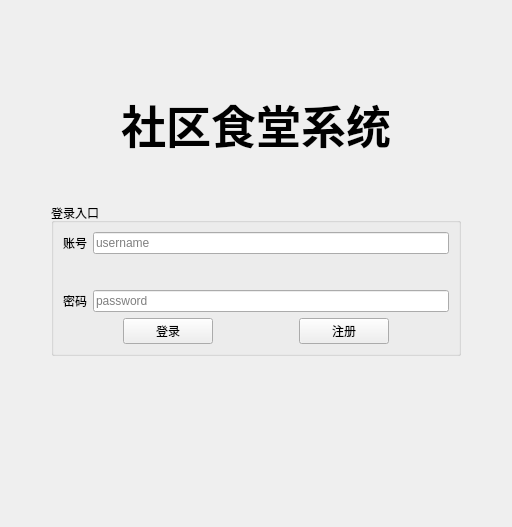
The window that ME/CommunityCanteenSys/Windows/Login_Paper/loginwin.ui (JoyJeeo/-) describes before a commit, drawn with Qt 5.
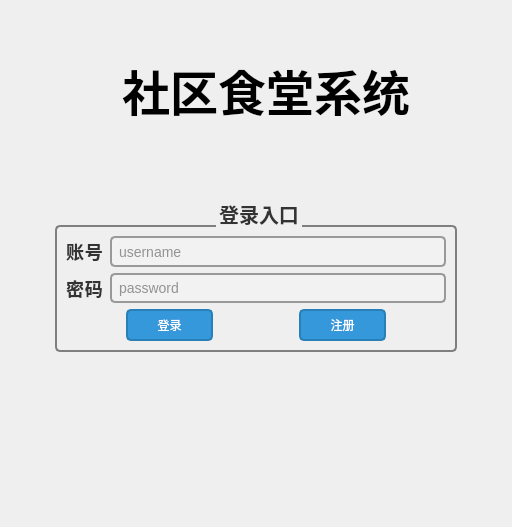
The same window after the commit.

Patch:
```diff
--- a/ME/CommunityCanteenSys/Windows/Login_Paper/loginwin.ui
+++ b/ME/CommunityCanteenSys/Windows/Login_Paper/loginwin.ui
@@ -13,9 +13,18 @@
   <property name="windowTitle">
    <string>Form</string>
   </property>
-  <layout class="QGridLayout" name="gridLayout">
-   <item row="1" column="1">
+  <property name="styleSheet">
+   <string notr="true"/>
+  </property>
     <widget class="QLabel" name="label">
+   <property name="geometry">
+    <rect>
+     <x>110</x>
+     <y>60</y>
+     <width>312</width>
+     <height>60</height>
+    </rect>
+   </property>
      <property name="sizePolicy">
       <sizepolicy hsizetype="Minimum" vsizetype="Fixed">
        <horstretch>0</horstretch>
@@ -24,11 +33,15 @@
      </property>
      <property name="font">
       <font>
-       <pointsize>34</pointsize>
+     <family>Consolas</family>
+     <pointsize>36</pointsize>
        <weight>75</weight>
        <bold>true</bold>
       </font>
      </property>
+   <property name="styleSheet">
+    <string notr="true"/>
+   </property>
      <property name="text">
       <string>社区食堂系统</string>
      </property>
@@ -36,92 +49,57 @@
       <set>Qt::AlignCenter</set>
      </property>
     </widget>
-   </item>
-   <item row="4" column="1">
-    <spacer name="verticalSpacer">
-     <property name="orientation">
-      <enum>Qt::Vertical</enum>
-     </property>
-     <property name="sizeType">
-      <enum>QSizePolicy::Fixed</enum>
-     </property>
-     <property name="sizeHint" stdset="0">
-      <size>
-       <width>50</width>
-       <height>160</height>
-      </size>
-     </property>
-    </spacer>
-   </item>
-   <item row="2" column="1">
-    <spacer name="verticalSpacer_2">
-     <property name="orientation">
-      <enum>Qt::Vertical</enum>
-     </property>
-     <property name="sizeType">
-      <enum>QSizePolicy::Fixed</enum>
-     </property>
-     <property name="sizeHint" stdset="0">
-      <size>
-       <width>20</width>
-       <height>40</height>
-      </size>
-     </property>
-    </spacer>
-   </item>
-   <item row="3" column="0">
-    <spacer name="horizontalSpacer_3">
-     <property name="orientation">
-      <enum>Qt::Horizontal</enum>
-     </property>
-     <property name="sizeType">
-      <enum>QSizePolicy::Fixed</enum>
-     </property>
-     <property name="sizeHint" stdset="0">
-      <size>
-       <width>40</width>
-       <height>20</height>
-      </size>
-     </property>
-    </spacer>
-   </item>
-   <item row="0" column="1">
-    <spacer name="verticalSpacer_3">
-     <property name="orientation">
-      <enum>Qt::Vertical</enum>
-     </property>
-     <property name="sizeType">
-      <enum>QSizePolicy::Fixed</enum>
-     </property>
-     <property name="sizeHint" stdset="0">
-      <size>
-       <width>20</width>
-       <height>80</height>
-      </size>
-     </property>
-    </spacer>
-   </item>
-   <item row="3" column="2">
-    <spacer name="horizontalSpacer_4">
-     <property name="orientation">
-      <enum>Qt::Horizontal</enum>
-     </property>
-     <property name="sizeType">
-      <enum>QSizePolicy::Fixed</enum>
-     </property>
-     <property name="sizeHint" stdset="0">
-      <size>
-       <width>40</width>
-       <height>20</height>
-      </size>
-     </property>
-    </spacer>
-   </item>
-   <item row="3" column="1">
     <widget class="QGroupBox" name="groupBox">
+   <property name="enabled">
+    <bool>true</bool>
+   </property>
+   <property name="geometry">
+    <rect>
+     <x>55</x>
+     <y>200</y>
+     <width>402</width>
+     <height>152</height>
+    </rect>
+   </property>
+   <property name="font">
+    <font>
+     <family>Console</family>
+     <pointsize>-1</pointsize>
+     <weight>62</weight>
+     <bold>true</bold>
+    </font>
+   </property>
+   <property name="styleSheet">
+    <string notr="true">QGroupBox {
+    border: 2px solid #7f7f7f;  /* 设置边框样式和颜色 */
+    border-radius: 5px;  /* 圆角半径 */
+    margin-top: 25px;  /* 顶部外边距 */
+     color: #333333;  /* 字体颜色 */
+    font-family: Console;;  /* 字体 */
+    font-size: 20px;  /* 字体大小 */
+	font-weight: 500;
+	font-bold: true;
+}
+
+QGroupBox::title {
+    subcontrol-origin: margin;
+    subcontrol-position: top center;
+}
+
+</string>
+   </property>
      <property name="title">
       <string>登录入口</string>
      </property>
+   <property name="flat">
+    <bool>false</bool>
+   </property>
+   <property name="checkable">
+    <bool>false</bool>
+   </property>
+   <property name="checked">
+    <bool>false</bool>
+   </property>
      <layout class="QVBoxLayout" name="verticalLayout_3">
       <item>
        <layout class="QVBoxLayout" name="verticalLayout_4">
@@ -137,10 +115,27 @@
             </property>
             <property name="font">
              <font>
-              <weight>50</weight>
-              <bold>false</bold>
-             </font>
-            </property>
+            <family>Console</family>
+            <pointsize>-1</pointsize>
+            <weight>62</weight>
+            <bold>true</bold>
+           </font>
+          </property>
+          <property name="styleSheet">
+           <string notr="true">QLabel {
+    color: #333333;  /* 字体颜色 */
+    font-family: Console;
+    font-size: 18px;  /* 字体大小 */
+    font-weight: 500;  /* 字体粗细 */
+    letter-spacing: 1px;  /* 字母间距 */
+}
+
+/* 当鼠标悬停在标签上时的样式 */
+QLabel:hover {
+    color: #007acc;  /* 悬停时的字体颜色 */
+}
+</string>
+          </property>
             <property name="text">
              <string>账号</string>
             </property>
@@ -148,6 +143,36 @@
           </item>
           <item>
            <widget class="QLineEdit" name="username_lineEdit">
+          <property name="whatsThis">
+           <string>&lt;html&gt;&lt;head/&gt;&lt;body&gt;&lt;p&gt;&lt;br/&gt;&lt;/p&gt;&lt;/body&gt;&lt;/html&gt;</string>
+          </property>
+          <property name="styleSheet">
+           <string notr="true">QLineEdit {
+    background-color: #f2f2f2;
+    color: #333333;
+    border: 2px solid #999999;
+    border-radius: 5px;
+    padding: 5px;
+    font-family: Arial, sans-serif;  /* Set the font family */
+    font-size: 14px;  /* Set the font size */
+}
+
+QLineEdit:focus {
+    border: 2px solid #007acc;
+}
+
+QLineEdit::placeholder {
+    color: #999999;
+    font-style: italic;  /* Italicize the placeholder text */
+}
+
+QLineEdit:disabled {
+    background-color: #f2f2f2;
+    color: #cccccc;
+    font-weight: bold;  /* Make disabled text bold */
+}
+</string>
+          </property>
             <property name="inputMask">
              <string/>
             </property>
@@ -170,22 +195,6 @@
           </item>
          </layout>
         </item>
-        <item>
-         <spacer name="verticalSpacer_4">
-          <property name="orientation">
-           <enum>Qt::Vertical</enum>
-          </property>
-          <property name="sizeType">
-           <enum>QSizePolicy::Fixed</enum>
-          </property>
-          <property name="sizeHint" stdset="0">
-           <size>
-            <width>20</width>
-            <height>30</height>
-           </size>
-          </property>
-         </spacer>
-        </item>
         <item>
          <layout class="QHBoxLayout" name="horizontalLayout_5">
           <item>
@@ -196,6 +205,21 @@
               <verstretch>0</verstretch>
              </sizepolicy>
             </property>
+          <property name="styleSheet">
+           <string notr="true">QLabel {
+    color: #333333;  /* 字体颜色 */
+    font-family: Console;
+    font-size: 18px;  /* 字体大小 */
+    font-weight: 500;  /* 字体粗细 */
+    letter-spacing: 1px;  /* 字母间距 */
+}
+
+/* 当鼠标悬停在标签上时的样式 */
+QLabel:hover {
+    color: #007acc;  /* 悬停时的字体颜色 */
+}
+</string>
+          </property>
             <property name="text">
              <string>密码</string>
             </property>
@@ -203,6 +227,33 @@
           </item>
           <item>
            <widget class="QLineEdit" name="pwd_lineEdit">
+          <property name="styleSheet">
+           <string notr="true">QLineEdit {
+    background-color: #f2f2f2;
+    color: #333333;
+    border: 2px solid #999999;
+    border-radius: 5px;
+    padding: 5px;
+    font-family: Arial, sans-serif;  /* Set the font family */
+    font-size: 14px;  /* Set the font size */
+}
+
+QLineEdit:focus {
+    border: 2px solid #007acc;
+}
+
+QLineEdit::placeholder {
+    color: #999999;
+    font-style: italic;  /* Italicize the placeholder text */
+}
+
+QLineEdit:disabled {
+    background-color: #f2f2f2;
+    color: #cccccc;
+    font-weight: bold;  /* Make disabled text bold */
+}
+</string>
+          </property>
             <property name="text">
              <string/>
             </property>
@@ -253,6 +304,33 @@
             <verstretch>0</verstretch>
            </sizepolicy>
           </property>
+        <property name="styleSheet">
+         <string notr="true">QPushButton {
+    background-color: #3498db;
+    border: 2px solid #2980b9;
+    border-radius: 5px;
+    color: white;
+    padding: 5px 10px;
+}
+QPushButton:hover {
+    background-color: #2980b9;
+}
+QPushButton:pressed {
+    background-color: #1f618d;
+}
+QPushButton:disabled {
+    background-color: #bdc3c7;
+    border: 2px solid #bdc3c7;
+    color: #7f8c8d;
+}
+QPushButton:focus {
+    border: 2px solid #c0392b;
+}
+QPushButton {
+    box-shadow: 2px 2px 2px rgba(0, 0, 0, 0.2);
+}
+</string>
+        </property>
           <property name="text">
            <string>登录</string>
           </property>
@@ -282,6 +360,33 @@
             <verstretch>0</verstretch>
            </sizepolicy>
           </property>
+        <property name="styleSheet">
+         <string notr="true">QPushButton {
+    background-color: #3498db;
+    border: 2px solid #2980b9;
+    border-radius: 5px;
+    color: white;
+    padding: 5px 10px;
+}
+QPushButton:hover {
+    background-color: #2980b9;
+}
+QPushButton:pressed {
+    background-color: #1f618d;
+}
+QPushButton:disabled {
+    background-color: #bdc3c7;
+    border: 2px solid #bdc3c7;
+    color: #7f8c8d;
+}
+QPushButton:focus {
+    border: 2px solid #c0392b;
+}
+QPushButton {
+    box-shadow: 2px 2px 2px rgba(0, 0, 0, 0.2);
+}
+</string>
+        </property>
           <property name="text">
            <string>注册</string>
           </property>
@@ -307,8 +412,6 @@
       </item>
      </layout>
     </widget>
-   </item>
-  </layout>
  </widget>
  <tabstops>
   <tabstop>username_lineEdit</tabstop>
```
Lines whose indentation alone changed are shown as unchanged.
